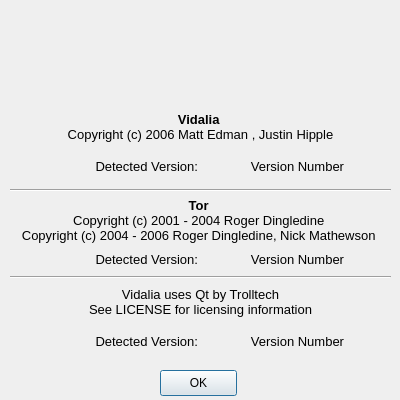
Above: src/gui/aboutdialog/aboutdialog.ui from a-ilin/vidalia before the change. Below: the same form after it.
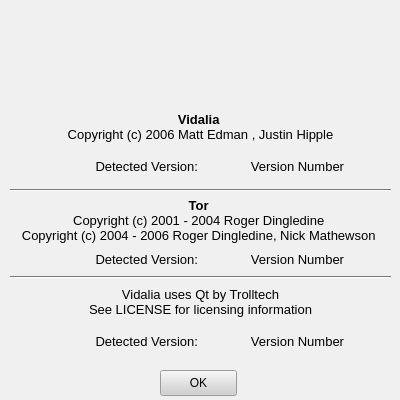
That is the form after the change. Icons and pictures are not drawn.

The edit to the form file:
```diff
--- a/src/gui/aboutdialog/aboutdialog.ui
+++ b/src/gui/aboutdialog/aboutdialog.ui
@@ -35,6 +35,271 @@
     <height>400</height>
    </size>
   </property>
+  <property name="palette" >
+   <palette>
+    <active>
+     <color>
+      <red>0</red>
+      <green>0</green>
+      <blue>0</blue>
+     </color>
+     <color>
+      <red>208</red>
+      <green>208</green>
+      <blue>208</blue>
+     </color>
+     <color>
+      <red>255</red>
+      <green>255</green>
+      <blue>255</blue>
+     </color>
+     <color>
+      <red>247</red>
+      <green>247</green>
+      <blue>247</blue>
+     </color>
+     <color>
+      <red>120</red>
+      <green>120</green>
+      <blue>120</blue>
+     </color>
+     <color>
+      <red>160</red>
+      <green>160</green>
+      <blue>160</blue>
+     </color>
+     <color>
+      <red>0</red>
+      <green>0</green>
+      <blue>0</blue>
+     </color>
+     <color>
+      <red>255</red>
+      <green>255</green>
+      <blue>255</blue>
+     </color>
+     <color>
+      <red>0</red>
+      <green>0</green>
+      <blue>0</blue>
+     </color>
+     <color>
+      <red>255</red>
+      <green>255</green>
+      <blue>255</blue>
+     </color>
+     <color>
+      <red>240</red>
+      <green>240</green>
+      <blue>240</blue>
+     </color>
+     <color>
+      <red>0</red>
+      <green>0</green>
+      <blue>0</blue>
+     </color>
+     <color>
+      <red>0</red>
+      <green>0</green>
+      <blue>128</blue>
+     </color>
+     <color>
+      <red>255</red>
+      <green>255</green>
+      <blue>255</blue>
+     </color>
+     <color>
+      <red>0</red>
+      <green>0</green>
+      <blue>255</blue>
+     </color>
+     <color>
+      <red>255</red>
+      <green>0</green>
+      <blue>255</blue>
+     </color>
+     <color>
+      <red>247</red>
+      <green>247</green>
+      <blue>247</blue>
+     </color>
+    </active>
+    <inactive>
+     <color>
+      <red>0</red>
+      <green>0</green>
+      <blue>0</blue>
+     </color>
+     <color>
+      <red>208</red>
+      <green>208</green>
+      <blue>208</blue>
+     </color>
+     <color>
+      <red>255</red>
+      <green>255</green>
+      <blue>255</blue>
+     </color>
+     <color>
+      <red>247</red>
+      <green>247</green>
+      <blue>247</blue>
+     </color>
+     <color>
+      <red>120</red>
+      <green>120</green>
+      <blue>120</blue>
+     </color>
+     <color>
+      <red>160</red>
+      <green>160</green>
+      <blue>160</blue>
+     </color>
+     <color>
+      <red>0</red>
+      <green>0</green>
+      <blue>0</blue>
+     </color>
+     <color>
+      <red>255</red>
+      <green>255</green>
+      <blue>255</blue>
+     </color>
+     <color>
+      <red>0</red>
+      <green>0</green>
+      <blue>0</blue>
+     </color>
+     <color>
+      <red>255</red>
+      <green>255</green>
+      <blue>255</blue>
+     </color>
+     <color>
+      <red>240</red>
+      <green>240</green>
+      <blue>240</blue>
+     </color>
+     <color>
+      <red>0</red>
+      <green>0</green>
+      <blue>0</blue>
+     </color>
+     <color>
+      <red>192</red>
+      <green>192</green>
+      <blue>192</blue>
+     </color>
+     <color>
+      <red>0</red>
+      <green>0</green>
+      <blue>0</blue>
+     </color>
+     <color>
+      <red>0</red>
+      <green>0</green>
+      <blue>255</blue>
+     </color>
+     <color>
+      <red>255</red>
+      <green>0</green>
+      <blue>255</blue>
+     </color>
+     <color>
+      <red>247</red>
+      <green>247</green>
+      <blue>247</blue>
+     </color>
+    </inactive>
+    <disabled>
+     <color>
+      <red>120</red>
+      <green>120</green>
+      <blue>120</blue>
+     </color>
+     <color>
+      <red>208</red>
+      <green>208</green>
+      <blue>208</blue>
+     </color>
+     <color>
+      <red>255</red>
+      <green>255</green>
+      <blue>255</blue>
+     </color>
+     <color>
+      <red>247</red>
+      <green>247</green>
+      <blue>247</blue>
+     </color>
+     <color>
+      <red>120</red>
+      <green>120</green>
+      <blue>120</blue>
+     </color>
+     <color>
+      <red>160</red>
+      <green>160</green>
+      <blue>160</blue>
+     </color>
+     <color>
+      <red>120</red>
+      <green>120</green>
+      <blue>120</blue>
+     </color>
+     <color>
+      <red>255</red>
+      <green>255</green>
+      <blue>255</blue>
+     </color>
+     <color>
+      <red>120</red>
+      <green>120</green>
+      <blue>120</blue>
+     </color>
+     <color>
+      <red>240</red>
+      <green>240</green>
+      <blue>240</blue>
+     </color>
+     <color>
+      <red>240</red>
+      <green>240</green>
+      <blue>240</blue>
+     </color>
+     <color>
+      <red>0</red>
+      <green>0</green>
+      <blue>0</blue>
+     </color>
+     <color>
+      <red>0</red>
+      <green>0</green>
+      <blue>128</blue>
+     </color>
+     <color>
+      <red>255</red>
+      <green>255</green>
+      <blue>255</blue>
+     </color>
+     <color>
+      <red>0</red>
+      <green>0</green>
+      <blue>255</blue>
+     </color>
+     <color>
+      <red>255</red>
+      <green>0</green>
+      <blue>255</blue>
+     </color>
+     <color>
+      <red>247</red>
+      <green>247</green>
+      <blue>247</blue>
+     </color>
+    </disabled>
+   </palette>
+  </property>
   <property name="contextMenuPolicy" >
    <enum>Qt::NoContextMenu</enum>
   </property>
```
